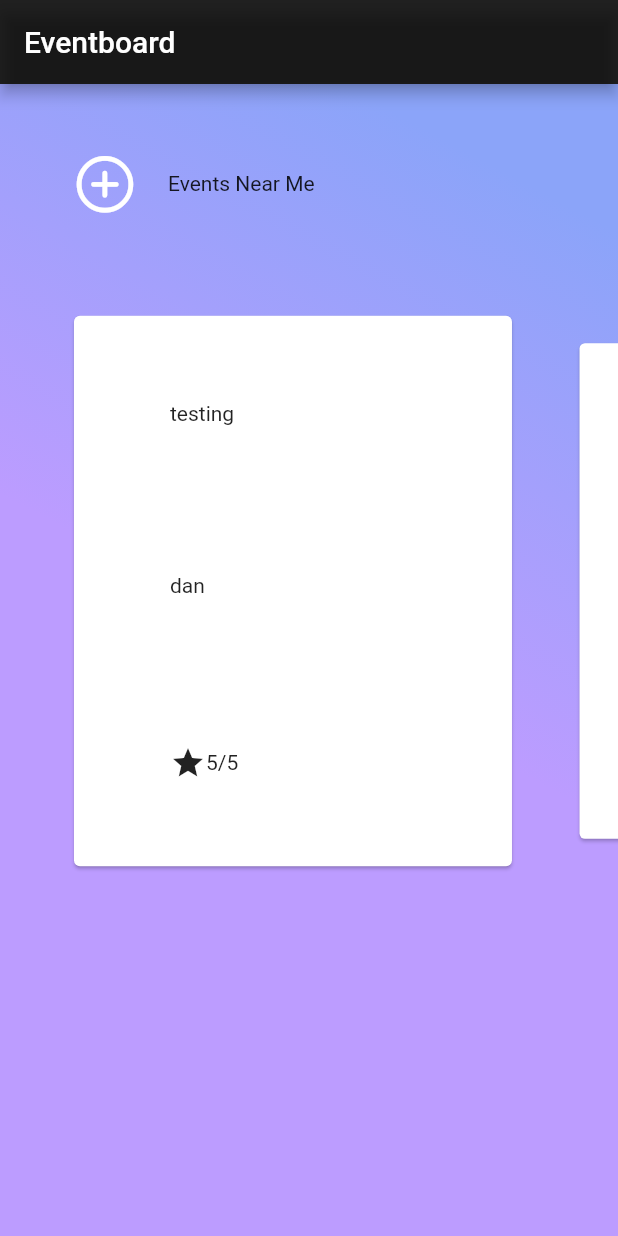
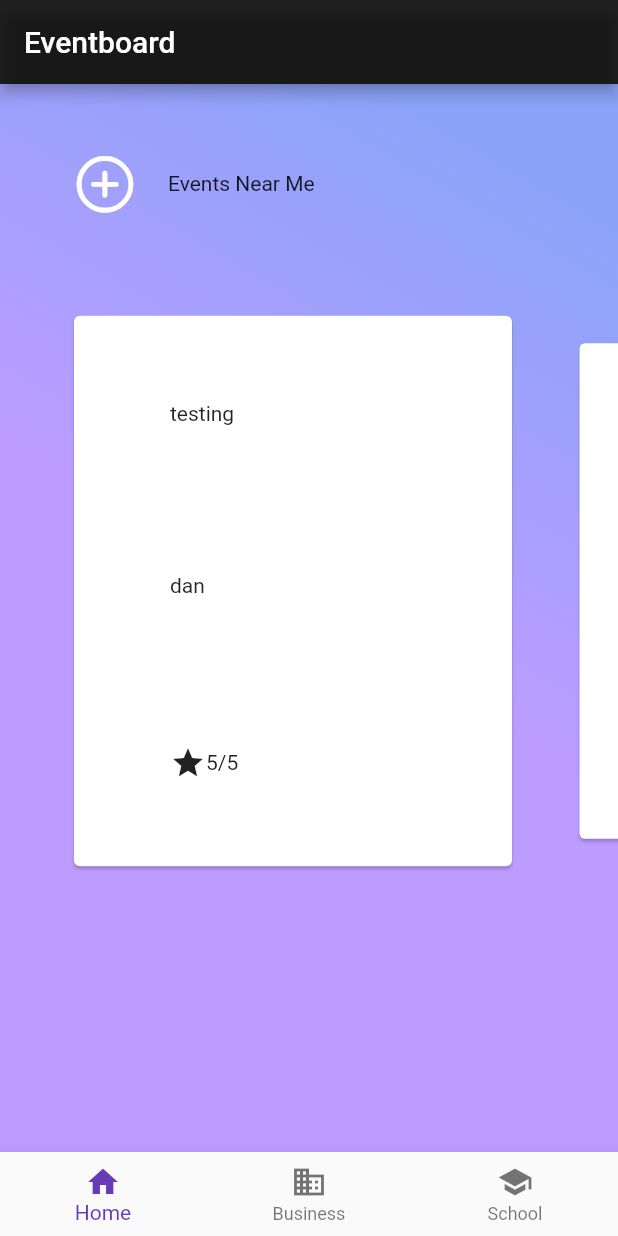
Before and after one commit to liPatrick/FlutterEventboard, a Flutter app: the screen it shows after launch, on a phone screen of 412 x 824 dp. Run offline on Flutter 3.47's test engine with Material 2 defaults, Android fonts, the phone set to English and light mode, and no system bars; our stand-ins replace flutter_swiper.

```diff
--- a/lib/app.dart
+++ b/lib/app.dart
@@ -1,5 +1,6 @@
 import 'package:flutter/material.dart';
 import 'package:flutter_eventboard/screens/find_events/homepage.dart';
+import 'package:flutter_eventboard/navigation.dart';
 //import 'package:myapp/ui/theme.dart';
 
 
@@ -10,12 +11,12 @@ class EventboardApp extends StatelessWidget {
       debugShowCheckedModeBanner: false,
       title: 'Recipes',
       //theme: buildTheme(),
-      initialRoute: '/login',
+      initialRoute: '/',
       routes: {
         // If you're using navigation routes, Flutter needs a base route.
         // We're going to change this route once we're ready with
         // implementation of HomeScreen.
-        '/': (context) => MyHomePage(),
+        '/': (context) => Navigation(),
         '/find_events': (context) => MyHomePage(),
       },
     );
--- /dev/null
+++ b/lib/navigation.dart
@@ -0,0 +1,51 @@
+// Copyright 2017 The Chromium Authors. All rights reserved.
+// Use of this source code is governed by a BSD-style license that can be
+// found in the LICENSE file.
+
+import 'package:flutter/material.dart';
+import 'package:flutter_eventboard/screens/find_events/homepage.dart';
+
+class Navigation extends StatefulWidget {
+  Navigation({Key key}) : super(key: key);
+
+  @override
+  _NavigationState createState() => _NavigationState();
+}
+
+class _NavigationState extends State<Navigation> {
+  int _selectedIndex = 0;
+  final _widgetOptions = [
+    MyHomePage(),
+    Scaffold(),
+    Scaffold(),
+  ];
+
+
+  @override
+  Widget build(BuildContext context) {
+    return Scaffold(
+      /*appBar: AppBar(
+        title: Text('BottomNavigationBar Sample'),
+      ),*/ //This is the bar at the top of the screen.
+      body: Center(
+        child: _widgetOptions.elementAt(_selectedIndex),
+      ),
+      bottomNavigationBar: BottomNavigationBar(
+        items: <BottomNavigationBarItem>[
+          BottomNavigationBarItem(icon: Icon(Icons.home), title: Text('Home')),
+          BottomNavigationBarItem(icon: Icon(Icons.business), title: Text('Business')),
+          BottomNavigationBarItem(icon: Icon(Icons.school), title: Text('School')),
+        ],
+        currentIndex: _selectedIndex,
+        fixedColor: Colors.deepPurple,
+        onTap: _onItemTapped,
+      ),
+    );
+  }
+
+  void _onItemTapped(int index) {
+    setState(() {
+      _selectedIndex = index;
+    });
+  }
+}
```
